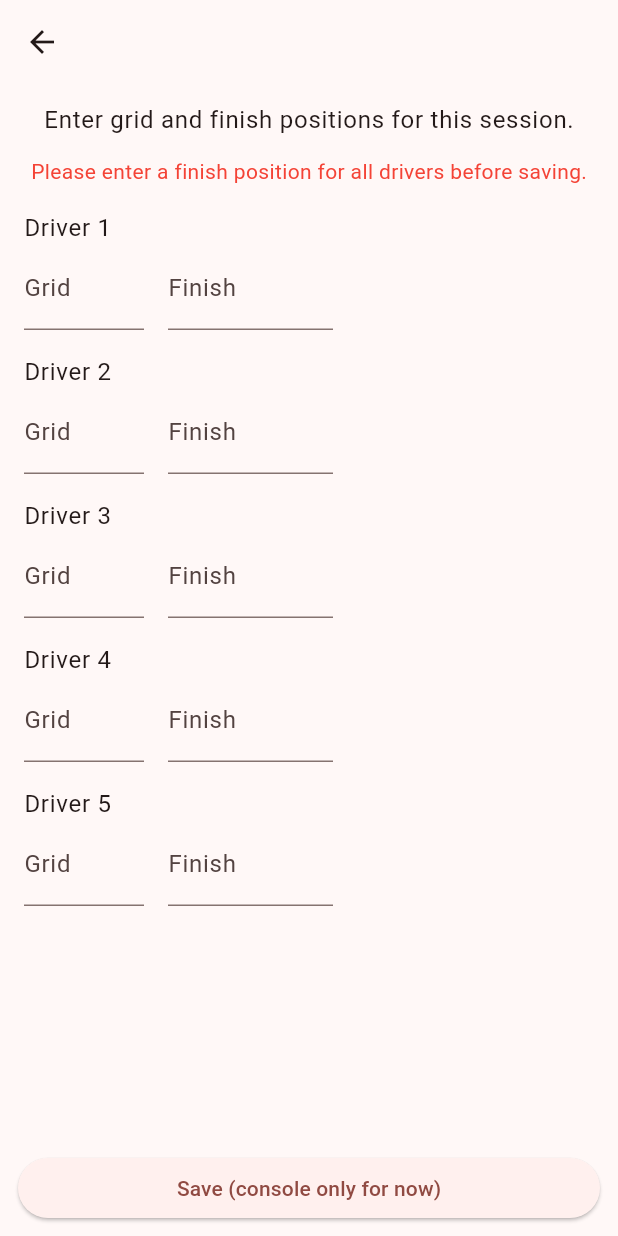
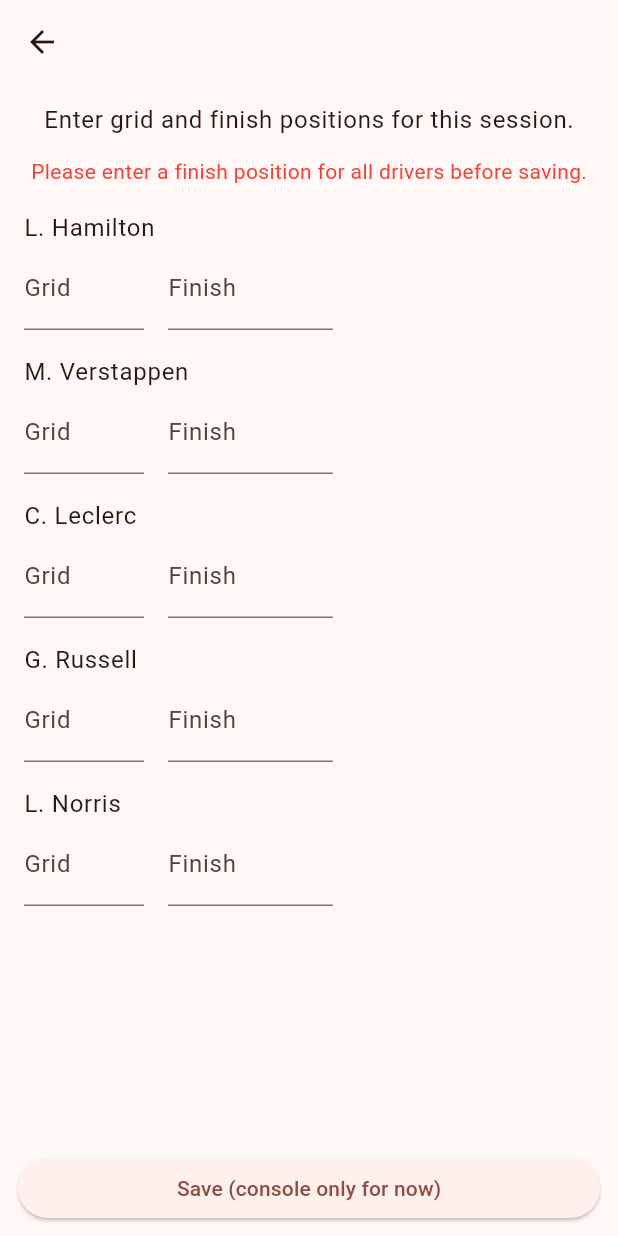
Before and after one commit to MattWD1/oversteer_organiser, a Flutter app: the SessionPage screen opened directly with empty values, after a tap on "Save (console only for now)", on a phone screen of 412 x 824 dp. Run offline on Flutter 3.47's test engine with Material 3 defaults, Android fonts, the phone set to English and light mode, and no system bars.

Commit message:
Driver names with grid slots, with errors fixed

```diff
--- a/lib/main.dart
+++ b/lib/main.dart
@@ -3,6 +3,7 @@ import 'screens/leagues_page.dart';
 import 'repositories/league_repository.dart';
 import 'repositories/competition_repository.dart';
 import 'repositories/event_repository.dart';
+import 'repositories/driver_repository.dart';
 
 void main() {
   runApp(const OversteerApp());
@@ -16,6 +17,7 @@ class OversteerApp extends StatelessWidget {
     final leagueRepository = InMemoryLeagueRepository();
     final competitionRepository = InMemoryCompetitionRepository();
     final eventRepository = InMemoryEventRepository();
+    final driverRepository = InMemoryDriverRepository();
 
     return MaterialApp(
       title: 'Oversteer Organiser',
@@ -28,6 +30,7 @@ class OversteerApp extends StatelessWidget {
         repository: leagueRepository,
         competitionRepository: competitionRepository,
         eventRepository: eventRepository,
+        driverRepository: driverRepository,
       ),
     );
   }
--- /dev/null
+++ b/lib/models/driver.dart
@@ -0,0 +1,13 @@
+class Driver {
+  final String id;
+  final String displayName;
+  final int carNumber;
+  final String? nationalityCode; // e.g. "GBR", "NED"
+
+  Driver({
+    required this.id,
+    required this.displayName,
+    required this.carNumber,
+    this.nationalityCode,
+  });
+}
--- /dev/null
+++ b/lib/repositories/driver_repository.dart
@@ -0,0 +1,47 @@
+import '../models/driver.dart';
+
+abstract class DriverRepository {
+  Future<List<Driver>> getDriversForEvent(String eventId);
+}
+
+class InMemoryDriverRepository implements DriverRepository {
+  final List<Driver> _drivers = [
+    Driver(
+      id: 'drv1',
+      displayName: 'L. Hamilton',
+      carNumber: 44,
+      nationalityCode: 'GBR',
+    ),
+    Driver(
+      id: 'drv2',
+      displayName: 'M. Verstappen',
+      carNumber: 1,
+      nationalityCode: 'NED',
+    ),
+    Driver(
+      id: 'drv3',
+      displayName: 'C. Leclerc',
+      carNumber: 16,
+      nationalityCode: 'MON',
+    ),
+    Driver(
+      id: 'drv4',
+      displayName: 'G. Russell',
+      carNumber: 63,
+      nationalityCode: 'GBR',
+    ),
+    Driver(
+      id: 'drv5',
+      displayName: 'L. Norris',
+      carNumber: 4,
+      nationalityCode: 'GBR',
+    ),
+  ];
+
+  @override
+  Future<List<Driver>> getDriversForEvent(String eventId) async {
+    // For now, ignore eventId and return the same dummy grid.
+    await Future.delayed(const Duration(milliseconds: 200));
+    return _drivers;
+  }
+}
--- a/lib/screens/competitions_page.dart
+++ b/lib/screens/competitions_page.dart
@@ -3,18 +3,21 @@ import '../models/league.dart';
 import '../models/competition.dart';
 import '../repositories/competition_repository.dart';
 import '../repositories/event_repository.dart';
+import '../repositories/driver_repository.dart';
 import 'division_page.dart';
 
 class CompetitionsPage extends StatefulWidget {
   final League league;
   final CompetitionRepository competitionRepository;
   final EventRepository eventRepository;
+  final DriverRepository driverRepository;
 
   const CompetitionsPage({
     super.key,
     required this.league,
     required this.competitionRepository,
     required this.eventRepository,
+    required this.driverRepository,
   });
 
   @override
@@ -72,6 +75,7 @@ class _CompetitionsPageState extends State<CompetitionsPage> {
                       builder: (_) => DivisionPage(
                         competition: comp,
                         eventRepository: widget.eventRepository,
+                        driverRepository: widget.driverRepository,
                       ),
                     ),
                   );
--- a/lib/screens/leagues_page.dart
+++ b/lib/screens/leagues_page.dart
@@ -4,18 +4,21 @@ import '../models/league.dart';
 import '../repositories/league_repository.dart';
 import '../repositories/competition_repository.dart';
 import '../repositories/event_repository.dart';
+import '../repositories/driver_repository.dart';
 import 'competitions_page.dart';
 
 class LeaguesPage extends StatefulWidget {
   final LeagueRepository repository;
   final CompetitionRepository competitionRepository;
   final EventRepository eventRepository;
+  final DriverRepository driverRepository;
 
   const LeaguesPage({
     super.key,
     required this.repository,
     required this.competitionRepository,
     required this.eventRepository,
+    required this.driverRepository,
   });
 
   @override
@@ -76,6 +79,7 @@ class _LeaguesPageState extends State<LeaguesPage> {
                         league: league,
                         competitionRepository: widget.competitionRepository,
                         eventRepository: widget.eventRepository,
+                        driverRepository: widget.driverRepository,
                       ),
                     ),
                   );
--- a/lib/screens/session_page.dart
+++ b/lib/screens/session_page.dart
@@ -1,12 +1,16 @@
 import 'package:flutter/material.dart';
 import '../models/event.dart';
+import '../models/driver.dart';
+import '../repositories/driver_repository.dart';
 
 class SessionPage extends StatefulWidget {
   final Event event;
+  final DriverRepository driverRepository;
 
   const SessionPage({
     super.key,
     required this.event,
+    required this.driverRepository,
   });
 
   @override
@@ -14,19 +18,44 @@ class SessionPage extends StatefulWidget {
 }
 
 class _SessionPageState extends State<SessionPage> {
-  // Dummy drivers for now – later this will come from your DB / repositories
-  final List<_DriverResult> _results = [
-    _DriverResult(driverName: 'Driver 1'),
-    _DriverResult(driverName: 'Driver 2'),
-    _DriverResult(driverName: 'Driver 3'),
-    _DriverResult(driverName: 'Driver 4'),
-    _DriverResult(driverName: 'Driver 5'),
-  ];
-
+  bool _loading = true;
+  String? _loadError;
+  final List<_DriverResult> _results = [];
   String? _validationMessage;
 
+  @override
+  void initState() {
+    super.initState();
+    _loadDrivers();
+  }
+
+  Future<void> _loadDrivers() async {
+    try {
+      final List<Driver> drivers =
+          await widget.driverRepository.getDriversForEvent(widget.event.id);
+
+      setState(() {
+        _results.clear();
+        _results.addAll(
+          drivers.map(
+            (d) => _DriverResult(
+              driverId: d.id,
+              driverName: d.displayName,
+            ),
+          ),
+        );
+        _loading = false;
+        _loadError = null;
+      });
+    } catch (e) {
+      setState(() {
+        _loading = false;
+        _loadError = e.toString();
+      });
+    }
+  }
+
   void _saveResults() {
-    // 1) Check all finish positions filled
     final missing = _results.where((r) => r.finishPosition == null).toList();
     if (missing.isNotEmpty) {
       setState(() {
@@ -36,7 +65,6 @@ class _SessionPageState extends State<SessionPage> {
       return;
     }
 
-    // 2) Check finish positions are unique
     final positions = _results.map((r) => r.finishPosition!).toList();
     final uniquePositions = positions.toSet();
     if (uniquePositions.length != positions.length) {
@@ -47,16 +75,14 @@ class _SessionPageState extends State<SessionPage> {
       return;
     }
 
-    // Passed basic checks
     setState(() {
       _validationMessage = null;
     });
 
-    // For now just print to console + snackbar
     for (final r in _results) {
       // ignore: avoid_print
       print(
-        '${r.driverName}: grid=${r.gridPosition}, finish=${r.finishPosition}',
+        '${r.driverName} (id=${r.driverId}): grid=${r.gridPosition}, finish=${r.finishPosition}',
       );
     }
 
@@ -69,11 +95,16 @@ class _SessionPageState extends State<SessionPage> {
 
   @override
   Widget build(BuildContext context) {
-    return Scaffold(
-      appBar: AppBar(
-        title: Text(widget.event.name),
-      ),
-      body: Column(
+    Widget body;
+
+    if (_loading) {
+      body = const Center(child: CircularProgressIndicator());
+    } else if (_loadError != null) {
+      body = Center(child: Text('Error loading drivers: $_loadError'));
+    } else if (_results.isEmpty) {
+      body = const Center(child: Text('No drivers found for this session.'));
+    } else {
+      body = Column(
         children: [
           Padding(
             padding: const EdgeInsets.all(12.0),
@@ -150,17 +181,26 @@ class _SessionPageState extends State<SessionPage> {
             ),
           ),
         ],
+      );
+    }
+
+    return Scaffold(
+      appBar: AppBar(
+        title: Text(widget.event.name),
       ),
+      body: body,
     );
   }
 }
 
 class _DriverResult {
+  final String driverId;
   final String driverName;
   int? gridPosition;
   int? finishPosition;
 
   _DriverResult({
+    required this.driverId,
     required this.driverName,
   });
 }
```
Also changed, not shown: lib/screens/division_page.dart (+7 -1 lines), lib/screens/league_page.dart (+34 -6 lines).
